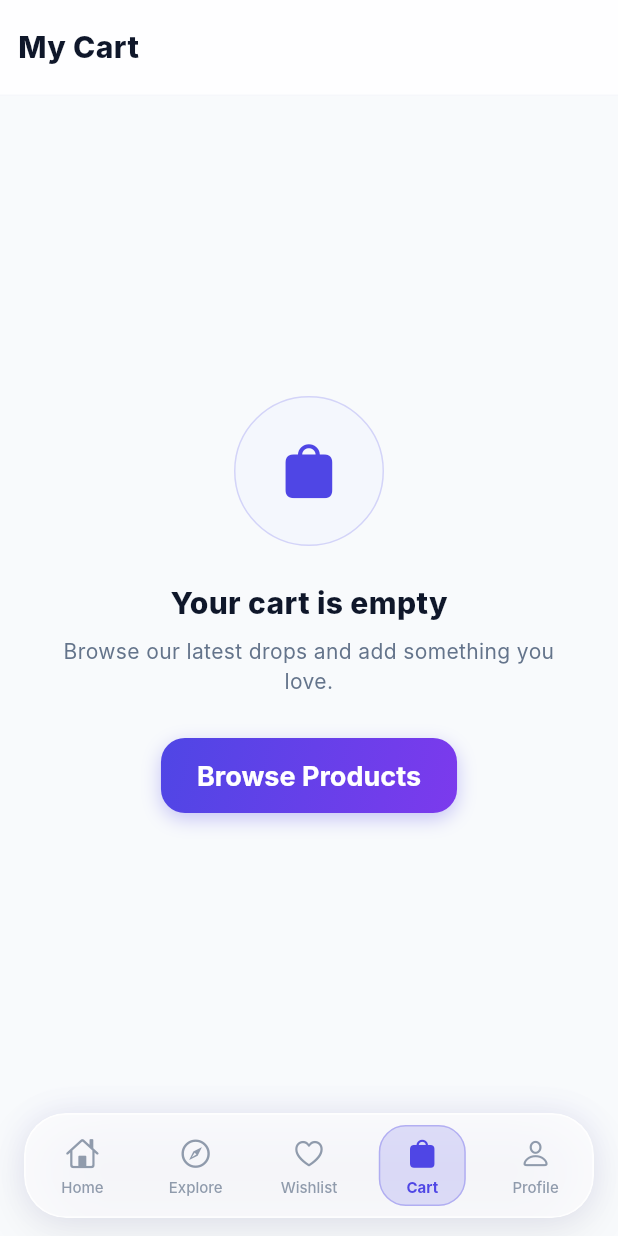
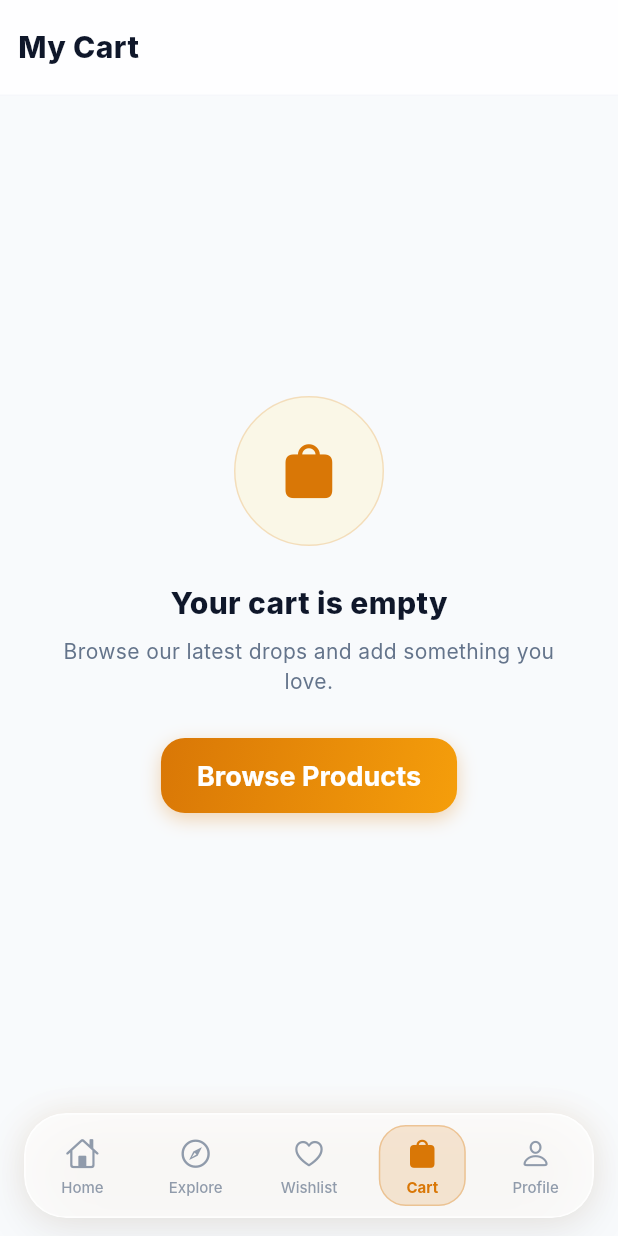
Before and after one commit to dan-seng/flutter-ecommerce, a Flutter app: the screen it shows after launch, item 4 of the bottom bar chosen, on a phone screen of 412 x 824 dp. Run offline on Flutter 3.47's test engine with Material 3 defaults, Android fonts, the phone set to English and light mode, and no system bars; network calls fail; Roboto replaces fonts that are missing (Inter).

Commit message:
style: update primary color palette to Obsidian Gold & Warm Amber

```diff
--- a/lib/screens/home/home_screen.dart
+++ b/lib/screens/home/home_screen.dart
@@ -1205,7 +1205,7 @@ class _PromoBanner extends StatelessWidget {
                 end: Alignment.topRight,
                 colors: [
                   const Color(0xFF0F172A).withValues(alpha: 0.85),
-                  const Color(0xFF4F46E5).withValues(alpha: 0.4),
+                  AppColors.primary.withValues(alpha: 0.5),
                   Colors.transparent,
                 ],
               ),
--- a/lib/screens/product_detail/product_detail_screen.dart
+++ b/lib/screens/product_detail/product_detail_screen.dart
@@ -31,9 +31,9 @@ class _ProductDetailScreenState extends State<ProductDetailScreen> {
   String _size = '10.5';
   bool _isFavorite = true;
 
-  static const _colorNames = ['Midnight Indigo', 'Onyx', 'Pebble Grey'];
+  static const _colorNames = ['Warm Amber', 'Onyx', 'Pebble Grey'];
   static const _colorValues = [
-    Color(0xFF4F46E5),
+    Color(0xFFD97706),
     Color(0xFF0F172A),
     Color(0xFFCBD5E1),
   ];
--- a/lib/theme/app_theme.dart
+++ b/lib/theme/app_theme.dart
@@ -1,27 +1,27 @@
 import 'package:flutter/material.dart';
 
-/// Design tokens extracted from the "Kinetic Retail" (Indigo Marketplace)
-/// design system used by the Stitch project.
+/// Design tokens extracted from the "Obsidian Gold Luxe Market" design system.
 abstract class AppColors {
-  static const primary = Color(0xFF4F46E5);
-  static const primaryLight = Color(0xFF6366F1);
-  static const primaryDark = Color(0xFF4338CA);
+  // Ultra-Luxe Gold & Warm Amber Palette (Replacing Blue)
+  static const primary = Color(0xFFD97706);
+  static const primaryLight = Color(0xFFF59E0B);
+  static const primaryDark = Color(0xFFB45309);
   static const onPrimary = Color(0xFFFFFFFF);
-  static const primaryContainer = Color(0xFFEEF2FF);
-  static const onPrimaryContainer = Color(0xFF3730A3);
-  static const inversePrimary = Color(0xFFC7D2FE);
+  static const primaryContainer = Color(0xFFFEF3C7);
+  static const onPrimaryContainer = Color(0xFF78350F);
+  static const inversePrimary = Color(0xFFFDE68A);
 
-  static const secondary = Color(0xFF06B6D4);
+  static const secondary = Color(0xFF059669);
   static const onSecondary = Color(0xFFFFFFFF);
-  static const secondaryContainer = Color(0xFFCFFAFE);
-  static const onSecondaryContainer = Color(0xFF155E75);
+  static const secondaryContainer = Color(0xFFD1D5DB);
+  static const onSecondaryContainer = Color(0xFF065F46);
 
-  static const tertiary = Color(0xFF8B5CF6);
+  static const tertiary = Color(0xFFB45309);
   static const onTertiary = Color(0xFFFFFFFF);
-  static const tertiaryContainer = Color(0xFFF3E8FF);
-  static const onTertiaryContainer = Color(0xFF6B21A8);
+  static const tertiaryContainer = Color(0xFFFFFBEB);
+  static const onTertiaryContainer = Color(0xFF78350F);
 
-  static const accent = Color(0xFFEC4899);
+  static const accent = Color(0xFFF59E0B);
 
   static const error = Color(0xFFEF4444);
   static const onError = Color(0xFFFFFFFF);
@@ -53,13 +53,13 @@ abstract class AppColors {
   static const starRating = Color(0xFFF59E0B);
 
   static const LinearGradient primaryGradient = LinearGradient(
-    colors: [Color(0xFF4F46E5), Color(0xFF7C3AED)],
+    colors: [Color(0xFFD97706), Color(0xFFF59E0B)],
     begin: Alignment.topLeft,
     end: Alignment.bottomRight,
   );
 
   static const LinearGradient accentGradient = LinearGradient(
-    colors: [Color(0xFFEC4899), Color(0xFF8B5CF6)],
+    colors: [Color(0xFFF59E0B), Color(0xFFB45309)],
     begin: Alignment.topLeft,
     end: Alignment.bottomRight,
   );
@@ -199,8 +199,8 @@ ThemeData buildAppDarkTheme() {
   final colorScheme = ColorScheme.dark(
     primary: AppColors.primaryLight,
     onPrimary: Colors.white,
-    primaryContainer: const Color(0xFF312E81),
-    onPrimaryContainer: const Color(0xFFC7D2FE),
+    primaryContainer: const Color(0xFF78350F),
+    onPrimaryContainer: const Color(0xFFFDE68A),
     secondary: AppColors.secondary,
     onSecondary: Colors.white,
     surface: const Color(0xFF0F172A),
@@ -235,7 +235,7 @@ ThemeData buildAppDarkTheme() {
     ),
     textSelectionTheme: const TextSelectionThemeData(
       cursorColor: AppColors.primaryLight,
-      selectionColor: Color(0xFF4338CA),
+      selectionColor: Color(0xFFB45309),
       selectionHandleColor: AppColors.primaryLight,
     ),
     splashFactory: InkSparkle.splashFactory,
```
